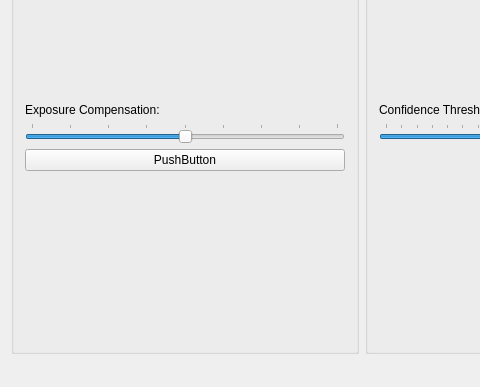
First picture: the form in mainwindow.ui, repository tvabramov/WebCamRecognizer, before the edit; both pictures show x 0 to 480 and y 221 to 608 of the 724 by 608 pixel window.
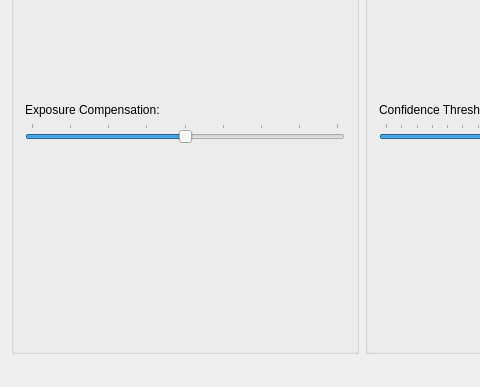
Second picture: the form after the edit. Icons and pictures are not drawn.

```diff
--- a/mainwindow.ui
+++ b/mainwindow.ui
@@ -72,13 +72,6 @@
          </property>
         </widget>
        </item>
-       <item>
-        <widget class="QPushButton" name="buttonGetShapshot">
-         <property name="text">
-          <string>PushButton</string>
-         </property>
-        </widget>
-       </item>
        <item>
         <spacer name="verticalSpacer">
          <property name="orientation">
```
Left out of the diff: 27 changed lines with no effect on the pictures.
